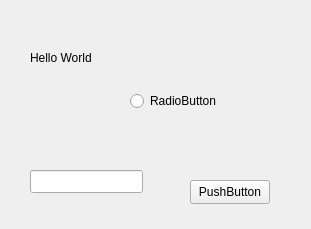
Qt form QT编程课件/qtcode/01_helloworld/mywidget.ui (wangzhanf/imufe2024) before a commit.
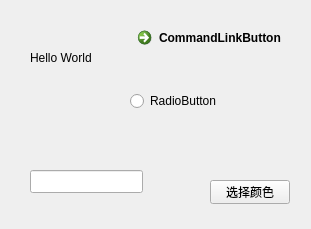
The same form after that commit.

What changed in the file:
```diff
--- a/QT编程课件/qtcode/01_helloworld/mywidget.ui
+++ b/QT编程课件/qtcode/01_helloworld/mywidget.ui
@@ -16,14 +16,14 @@
   <widget class="QPushButton" name="pushButton">
    <property name="geometry">
     <rect>
-     <x>190</x>
+     <x>210</x>
      <y>180</y>
      <width>80</width>
      <height>24</height>
     </rect>
    </property>
    <property name="text">
-    <string>PushButton</string>
+    <string>选择颜色</string>
    </property>
   </widget>
   <widget class="QLineEdit" name="lineEdit">
@@ -62,6 +62,19 @@
     <string>RadioButton</string>
    </property>
   </widget>
+  <widget class="QCommandLinkButton" name="commandLinkButton">
+   <property name="geometry">
+    <rect>
+     <x>130</x>
+     <y>20</y>
+     <width>168</width>
+     <height>41</height>
+    </rect>
+   </property>
+   <property name="text">
+    <string>CommandLinkButton</string>
+   </property>
+  </widget>
  </widget>
  <resources/>
  <connections/>
```
